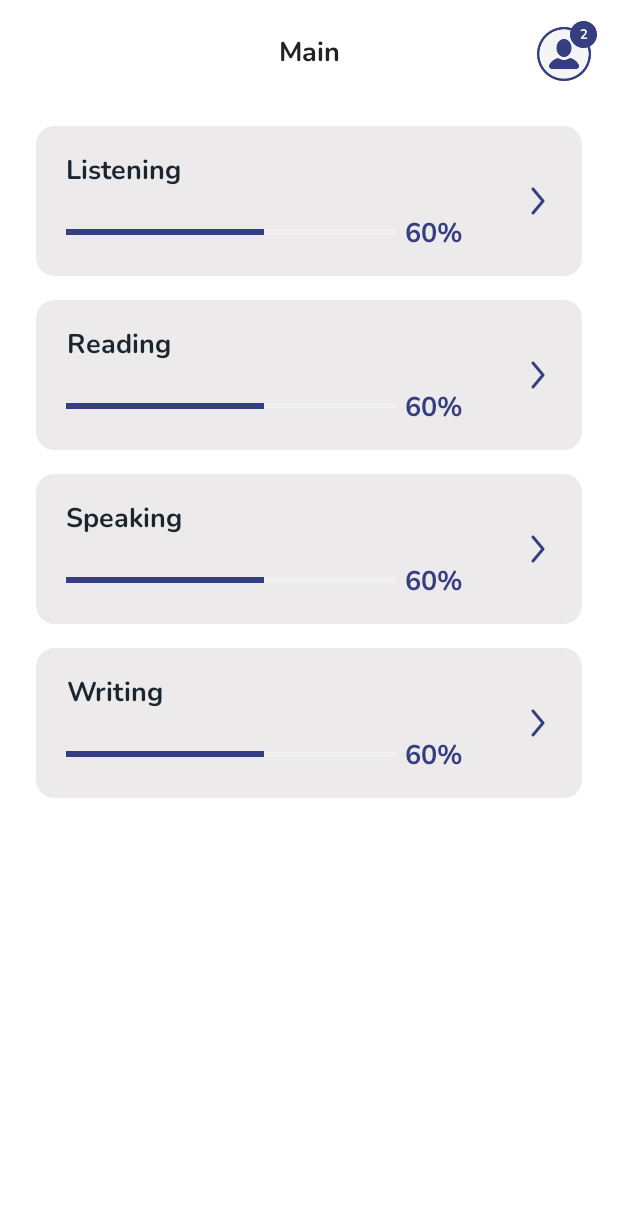
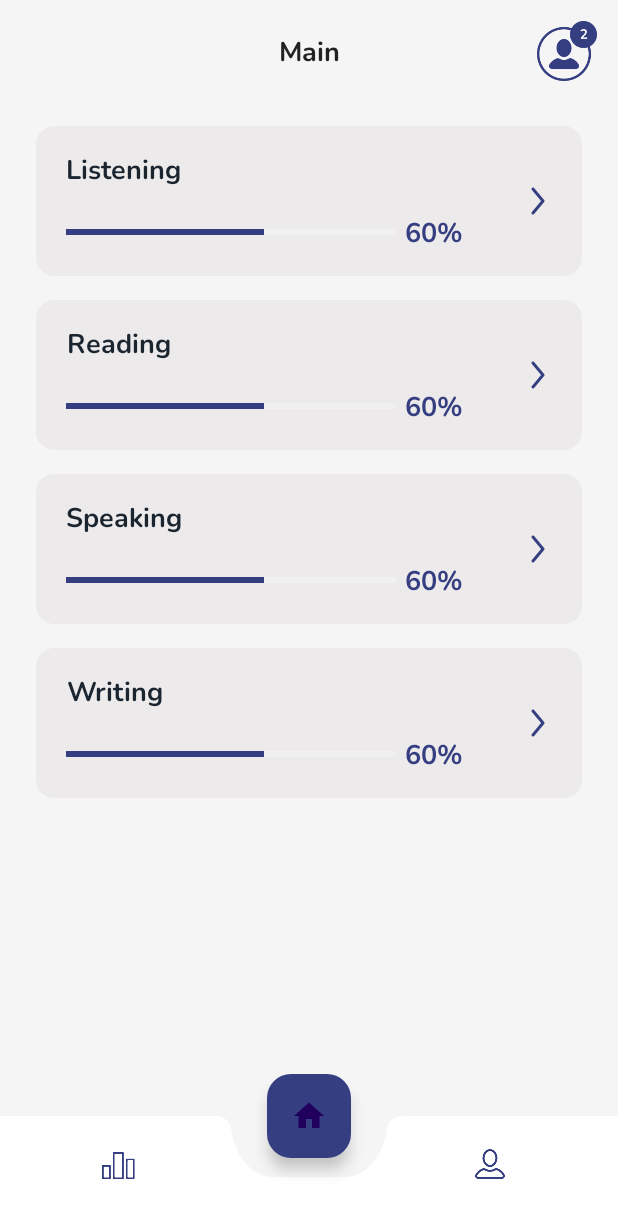
Before and after one commit to atabekkr/Edumeet, an Android app: the screen it shows after launch (MainActivity), on a phone screen of 412 x 824 dp. Shown: the top 1218 px of the screen. Run offline under Robolectric (Android 15) with nearby library versions, the phone set to English and light mode, and no system bars; our stand-ins replace Dagger/Hilt's generated code; libraries missing offline, so code that uses them is left out: by.kirich1409.viewbindingdelegate; 3 statements that could not run were skipped.

Commit message:
added custom bottom bar

```diff
--- a/app/src/main/java/com/imax/edumeet/ui/MainFragment.kt
+++ b/app/src/main/java/com/imax/edumeet/ui/MainFragment.kt
@@ -1,5 +1,7 @@
 package com.imax.edumeet.ui
 
+import android.graphics.Color
+import android.graphics.PorterDuff
 import android.os.Bundle
 import android.view.View
 import androidx.fragment.app.Fragment
@@ -8,6 +10,7 @@ import by.kirich1409.viewbindingdelegate.viewBinding
 import com.imax.edumeet.R
 import com.imax.edumeet.databinding.FragmentMainBinding
 import dagger.hilt.android.AndroidEntryPoint
+
 
 @AndroidEntryPoint
 class MainFragment : Fragment(R.layout.fragment_main) {
@@ -19,5 +22,20 @@ class MainFragment : Fragment(R.layout.fragment_main) {
 
         binding.cardReading.setOnClickListener { findNavController().navigate(MainFragmentDirections.actionMainFragmentToTopicsFragment()) }
 
+
+        //get the drawable
+        val myFabSrc = resources.getDrawable(R.drawable.ic_home)
+
+        //copy it in a new one
+        val willBeWhite = myFabSrc.constantState!!.newDrawable()
+
+        //set the color filter, you can use also Mode.SRC_ATOP
+        willBeWhite.mutate().setColorFilter(Color.WHITE, PorterDuff.Mode.MULTIPLY)
+
+        //set it to your fab button initialized before
+        binding.fab.setImageDrawable(willBeWhite)
+
+        binding.bottomNavigationView.menu.findItem(R.id.home).isChecked = true
+
     }
 }
--- /dev/null
+++ b/app/src/main/res/drawable/ic_home.xml
@@ -0,0 +1,5 @@
+<vector xmlns:android="http://schemas.android.com/apk/res/android" android:height="30dp" android:tint="#FFFFFF" android:viewportHeight="24" android:viewportWidth="24" android:width="30dp">
+
+    <path android:fillColor="@android:color/white" android:pathData="M10,20v-6h4v6h5v-8h3L12,3 2,12h3v8z"/>
+
+</vector>
--- a/app/src/main/res/layout/fragment_main.xml
+++ b/app/src/main/res/layout/fragment_main.xml
@@ -357,4 +357,42 @@
 
     </com.google.android.material.card.MaterialCardView>
 
+    <androidx.coordinatorlayout.widget.CoordinatorLayout
+        android:layout_width="match_parent"
+        android:layout_height="match_parent">
+
+        <com.google.android.material.bottomappbar.BottomAppBar
+            android:id="@+id/bottomAppBar"
+            android:layout_width="match_parent"
+            android:layout_height="wrap_content"
+            app:fabCradleRoundedCornerRadius="10dp"
+            app:fabCradleMargin="25dp"
+            android:backgroundTint="@color/white"
+            app:fabCradleVerticalOffset="0dp"
+            app:fabAlignmentMode="center"
+            app:fabAnchorMode="cradle"
+            android:layout_gravity="bottom">
+
+            <com.google.android.material.bottomnavigation.BottomNavigationView
+                android:id="@+id/bottomNavigationView"
+                android:layout_width="match_parent"
+                android:layout_height="wrap_content"
+                app:menu="@menu/bottom_menu"
+                app:itemIconTint="@color/brand_color"
+                style="@style/Widget.MaterialComponents.BottomNavigationView.PrimarySurface"
+                android:layout_marginEnd="16dp"
+                android:background="@android:color/transparent"/>
+
+        </com.google.android.material.bottomappbar.BottomAppBar>
+
+        <com.google.android.material.floatingactionbutton.FloatingActionButton
+            android:id="@+id/fab"
+            android:layout_width="wrap_content"
+            android:layout_height="wrap_content"
+            android:src="@drawable/ic_home"
+            android:backgroundTint="@color/brand_color"
+            app:layout_anchor="@id/bottomAppBar"/>
+
+    </androidx.coordinatorlayout.widget.CoordinatorLayout>
+
 </LinearLayout>
--- /dev/null
+++ b/app/src/main/res/menu/bottom_menu.xml
@@ -0,0 +1,20 @@
+<?xml version="1.0" encoding="utf-8"?>
+<menu xmlns:android="http://schemas.android.com/apk/res/android"
+    xmlns:app="http://schemas.android.com/apk/res-auto">
+
+    <item
+        android:id="@+id/statistic"
+        android:title=""
+        android:icon="@drawable/ic_statistic" />
+
+    <item
+        android:id="@+id/home"
+        android:title=""
+        android:enabled="false" />
+
+    <item
+        android:id="@+id/profile"
+        android:title=""
+        android:icon="@drawable/ic_profile" />
+
+</menu>
--- a/app/src/main/res/values/colors.xml
+++ b/app/src/main/res/values/colors.xml
@@ -5,6 +5,7 @@
 
     <color name="black">#FF000000</color>
     <color name="white">#FFFFFFFF</color>
+    <color name="white75">#F5F5F5</color>
     <color name="not_selected_dots">#D9D9D9</color>
 
     <color name="typography_1">#9094B5</color>
--- a/app/src/main/res/values/themes.xml
+++ b/app/src/main/res/values/themes.xml
@@ -4,8 +4,8 @@
         <!-- Customize your light theme here. -->
         <!-- <item name="colorPrimary">@color/my_light_primary</item> -->
         <item name="android:forceDarkAllowed" tools:targetApi="q">false</item>
-        <item name="android:statusBarColor">@color/white</item>
-        <item name="android:windowBackground">@color/white</item>
+        <item name="android:statusBarColor">@color/white75</item>
+        <item name="android:windowBackground">@color/white75</item>
         <!-- color of icons and texts on status bar -->
         <item name="android:windowLightStatusBar">true</item>
     </style>
```
Also changed, not shown: app/src/main/res/drawable/ic_profile.png (added), app/src/main/res/drawable/ic_statistic.png (added).
